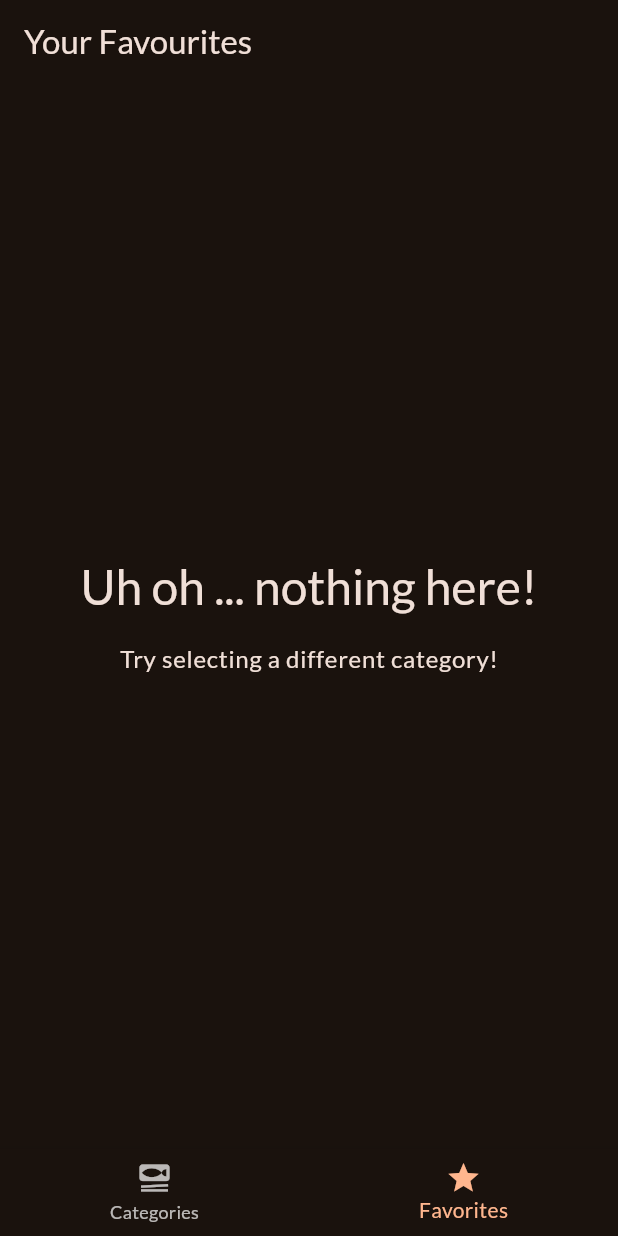
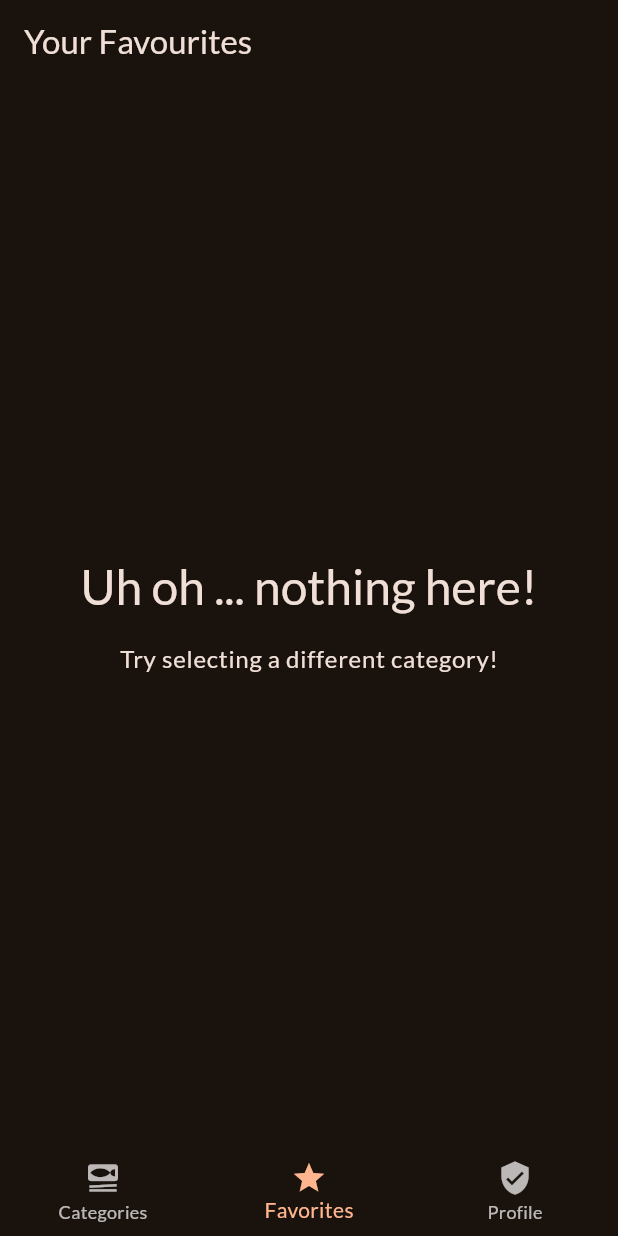
Before and after one commit to ArnoldBrown/Flutter-Meals, a Flutter app: the screen it shows after launch, item 2 of the bottom bar chosen, on a phone screen of 412 x 824 dp. Run offline on Flutter 3.47's test engine with Material 3 defaults, Android fonts, the phone set to English and light mode, and no system bars; our stand-ins replace google_fonts, transparent_image.

Commit message:
profile tab

```diff
--- a/lib/screens/meals.dart
+++ b/lib/screens/meals.dart
@@ -33,21 +33,20 @@ class MealsScreen extends StatelessWidget {
             Text(
               'Uh oh ... nothing here!',
               style: Theme.of(context).textTheme.headlineLarge!.copyWith(
-                    color: Theme.of(context).colorScheme.onBackground,
+                    color: Theme.of(context).colorScheme.onSurface,
                   ),
             ),
             const SizedBox(height: 16),
             Text(
               'Try selecting a different category!',
               style: Theme.of(context).textTheme.bodyLarge!.copyWith(
-                    color: Theme.of(context).colorScheme.onBackground,
+                    color: Theme.of(context).colorScheme.onSurface,
                   ),
             )
           ],
         ),
       );
     }
-    ;
 
     if (meals.isNotEmpty) {
       content = ListView.builder(
--- a/lib/screens/tabs.dart
+++ b/lib/screens/tabs.dart
@@ -1,6 +1,7 @@
 import 'package:flutter/material.dart';
 import 'package:meals/screens/categories.dart';
 import 'package:meals/screens/meals.dart';
+import 'package:meals/screens/profile.dart';
 
 class TabsScreen extends StatefulWidget {
   const TabsScreen({super.key});
@@ -28,6 +29,9 @@ class _TabsScreenState extends State<TabsScreen> {
     if (_selectedPageIndex == 1) {
       activePage = const MealsScreen(meals: []);
       activePageTitle = 'Your Favourites';
+    } else if (_selectedPageIndex == 2) {
+      activePage = const ProfileScreen();
+      activePageTitle = 'Profile';
     }
 
     return Scaffold(
@@ -43,6 +47,8 @@ class _TabsScreenState extends State<TabsScreen> {
           BottomNavigationBarItem(
               icon: Icon(Icons.set_meal), label: 'Categories'),
           BottomNavigationBarItem(icon: Icon(Icons.star), label: 'Favorites'),
+          BottomNavigationBarItem(
+              icon: Icon(Icons.verified_user), label: 'Profile'),
         ],
       ),
     );
```
Also changed, not shown: lib/screens/profile.dart (added, +10 -0 lines).
